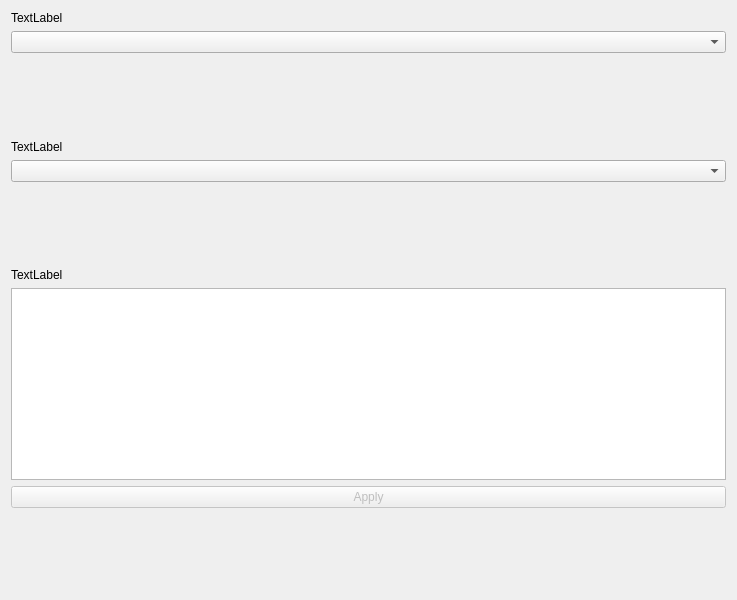
deepakri201/SlicerMRClass, file SlicerMRClass/Resources/UI/SlicerMRClass.ui: the form before one commit.
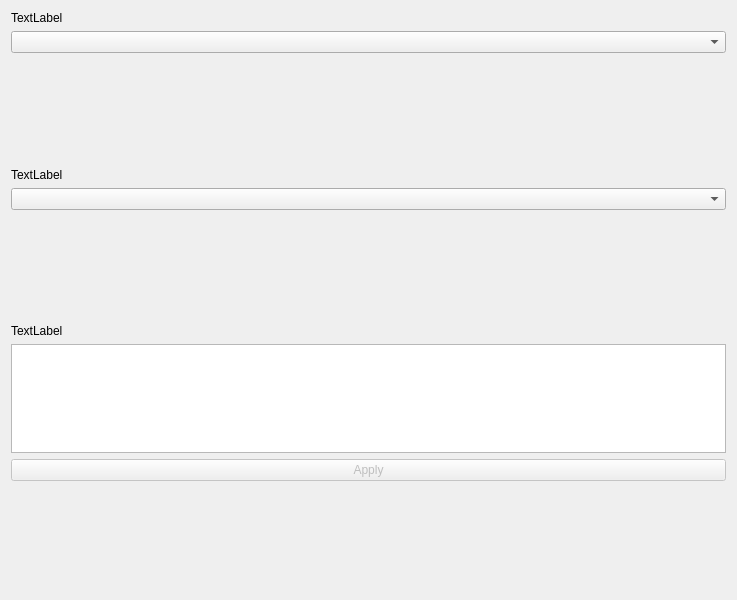
The form after the commit. Custom widgets are drawn as their Qt base class.

Commit message: updated series list formatting

Patch:
```diff
--- a/SlicerMRClass/Resources/UI/SlicerMRClass.ui
+++ b/SlicerMRClass/Resources/UI/SlicerMRClass.ui
@@ -65,7 +65,26 @@
     </widget>
    </item>
    <item>
-    <widget class="QTableView" name="ListSeriesTable"/>
+    <widget class="QTableView" name="ListSeriesTable">
+     <property name="sizePolicy">
+      <sizepolicy hsizetype="Expanding" vsizetype="Expanding">
+       <horstretch>0</horstretch>
+       <verstretch>0</verstretch>
+      </sizepolicy>
+     </property>
+     <property name="horizontalScrollBarPolicy">
+      <enum>Qt::ScrollBarAlwaysOff</enum>
+     </property>
+     <property name="sizeAdjustPolicy">
+      <enum>QAbstractScrollArea::AdjustToContents</enum>
+     </property>
+     <attribute name="horizontalHeaderStretchLastSection">
+      <bool>true</bool>
+     </attribute>
+     <attribute name="verticalHeaderStretchLastSection">
+      <bool>false</bool>
+     </attribute>
+    </widget>
    </item>
    <item>
     <widget class="QPushButton" name="applyButton">
```
The commit also changes 2 other files.
